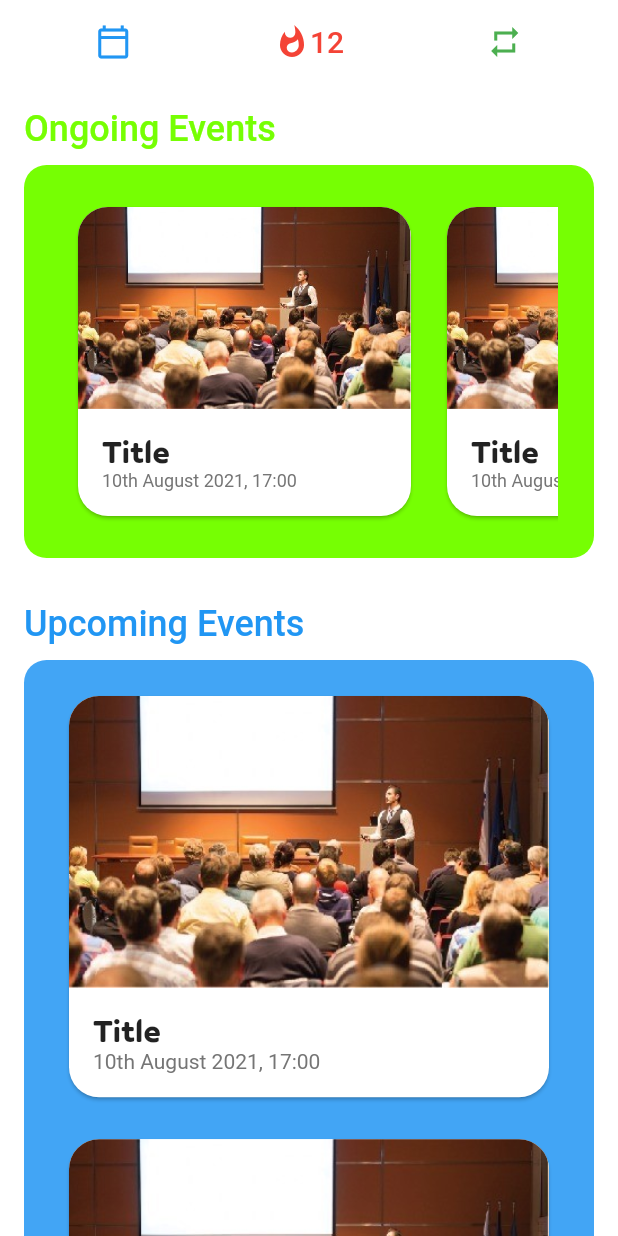
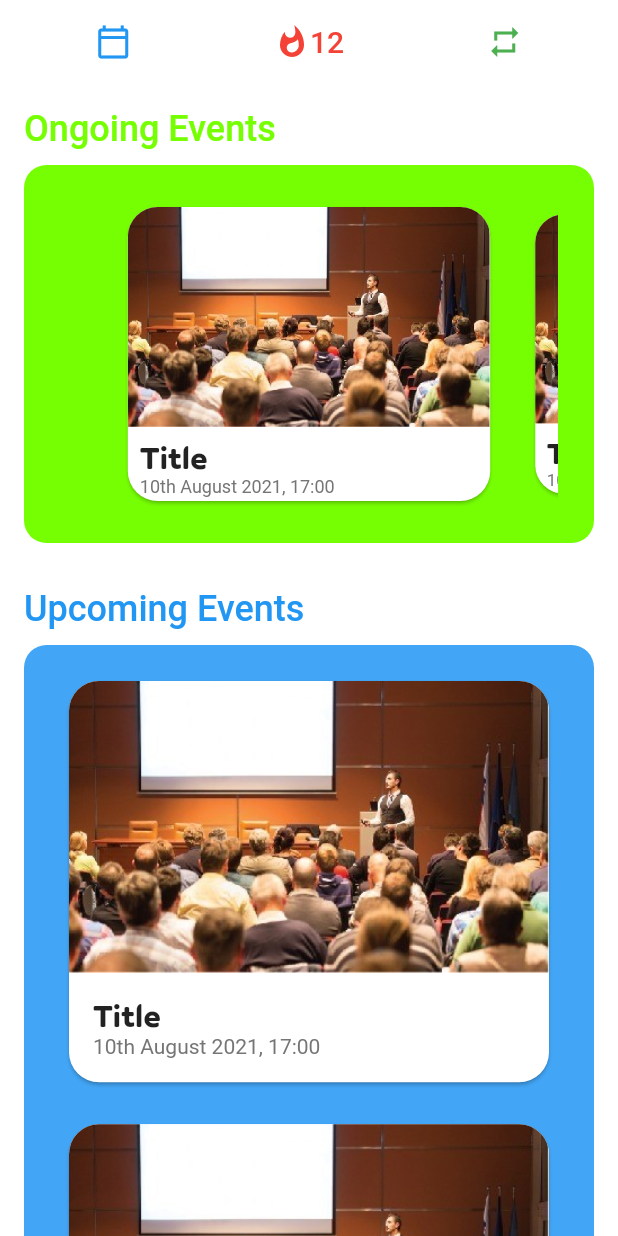
Before and after one commit to Paulos8102/ssn-nss-tracker, a Flutter app: the MainView screen opened directly, on a phone screen of 412 x 824 dp. Run offline on Flutter 3.47's test engine with Material 2 defaults, Android fonts, the phone set to English and light mode, and no system bars.

Commit message:
Moved from ListView to PageView for Ongoing Events

```diff
--- a/lib/views/home_view.dart
+++ b/lib/views/home_view.dart
@@ -1,8 +1,31 @@
 import 'package:flutter/material.dart';
 import 'package:nss_tracker/views/expanded_view.dart';
 
-class HomeView extends StatelessWidget {
+class HomeView extends StatefulWidget {
   const HomeView({Key? key}) : super(key: key);
+
+  @override
+  _HomeViewState createState() => _HomeViewState();
+}
+
+class _HomeViewState extends State<HomeView> {
+  int _currentOngoingPageIndex = 0;
+  late PageController _controller;
+
+  @override
+  void initState() {
+    super.initState();
+    _controller = PageController(
+        initialPage: _currentOngoingPageIndex,
+        keepPage: false,
+        viewportFraction: 0.8);
+  }
+
+  @override
+  void dispose() {
+    _controller.dispose();
+    super.dispose();
+  }
 
   @override
   Widget build(BuildContext context) {
@@ -30,26 +53,27 @@ class HomeView extends StatelessWidget {
                 ),
                 child: Padding(
                   padding: const EdgeInsets.all(16.0),
-                  child: Column(
-                    crossAxisAlignment: CrossAxisAlignment.start,
-                    children: [
-                      Container(
+                  child: Container(
                     padding: EdgeInsets.symmetric(horizontal: 8.0),
-                        height: 230,
-                        child: ListView.builder(
-                            shrinkWrap: true,
+                    height: 220,
+                    child: PageView.builder(
+                        controller: _controller,
                         itemCount: 6,
+                        onPageChanged: (index) {
+                          setState(() => _currentOngoingPageIndex = index);
+                        },
                         physics: BouncingScrollPhysics(),
                         scrollDirection: Axis.horizontal,
                         itemBuilder: (context, position) {
                           return Padding(
                             padding: const EdgeInsets.all(8.0),
-                                child: SizedBox(
-                                  width: 230,
+                            child: Transform.scale(
+                              scale: position == _currentOngoingPageIndex
+                                  ? 1
+                                  : 0.95,
                               child: Card(
                                 shape: RoundedRectangleBorder(
-                                        borderRadius:
-                                            BorderRadius.circular(20.0)),
+                                    borderRadius: BorderRadius.circular(20.0)),
                                 child: InkWell(
                                   borderRadius: BorderRadius.circular(20.0),
                                   onTap: () {
@@ -66,14 +90,13 @@ class HomeView extends StatelessWidget {
                                       ClipRRect(
                                         borderRadius: BorderRadius.only(
                                             topLeft: Radius.circular(20.0),
-                                                topRight:
-                                                    Radius.circular(20.0)),
+                                            topRight: Radius.circular(20.0)),
                                         child: Image.asset(
                                           "assets/images/webinar.jpg",
                                         ),
                                       ),
                                       Padding(
-                                            padding: const EdgeInsets.all(16.0),
+                                        padding: const EdgeInsets.all(8.0),
                                         child: Column(
                                           crossAxisAlignment:
                                               CrossAxisAlignment.start,
@@ -83,8 +106,7 @@ class HomeView extends StatelessWidget {
                                               style: Theme.of(context)
                                                   .textTheme
                                                   .headline6
-                                                      ?.apply(
-                                                          fontWeightDelta: 1),
+                                                  ?.apply(fontWeightDelta: 1),
                                             ),
                                             Text(
                                               "10th August 2021, 17:00",
@@ -92,8 +114,7 @@ class HomeView extends StatelessWidget {
                                                   .textTheme
                                                   .caption
                                                   ?.apply(
-                                                          color:
-                                                              Colors.grey[600]),
+                                                      color: Colors.grey[600]),
                                             ),
                                           ],
                                         ),
@@ -105,8 +126,6 @@ class HomeView extends StatelessWidget {
                             ),
                           );
                         }),
-                      )
-                    ],
                   ),
                 ),
               ),
```
Lines whose indentation alone changed are shown as unchanged.
